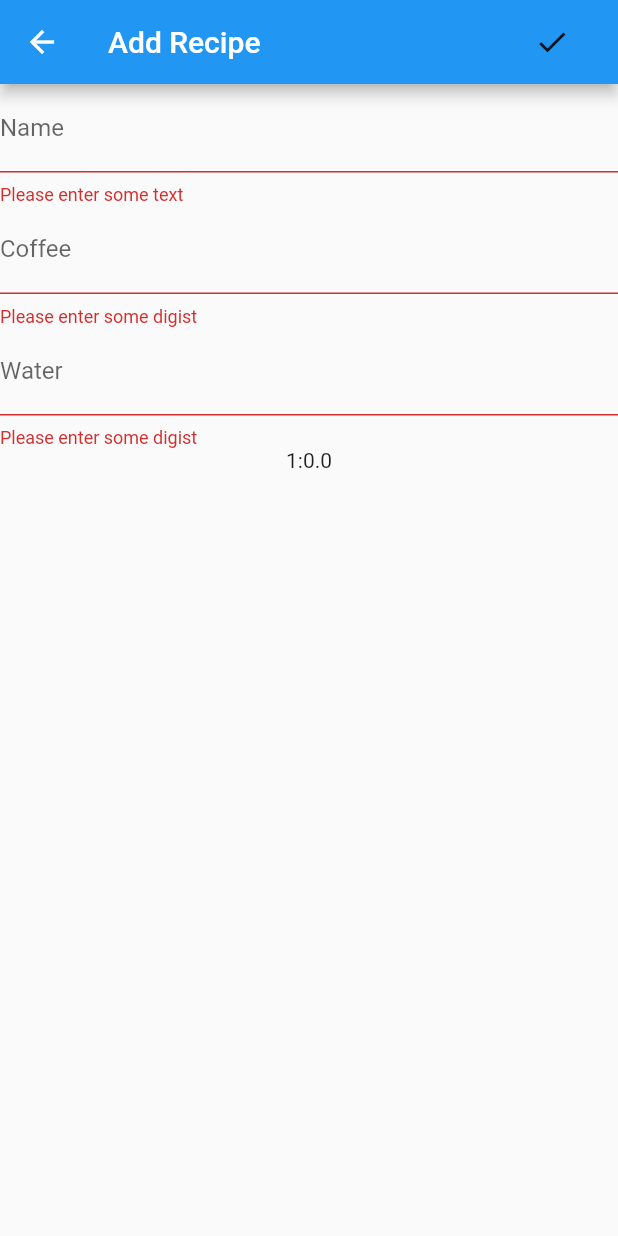
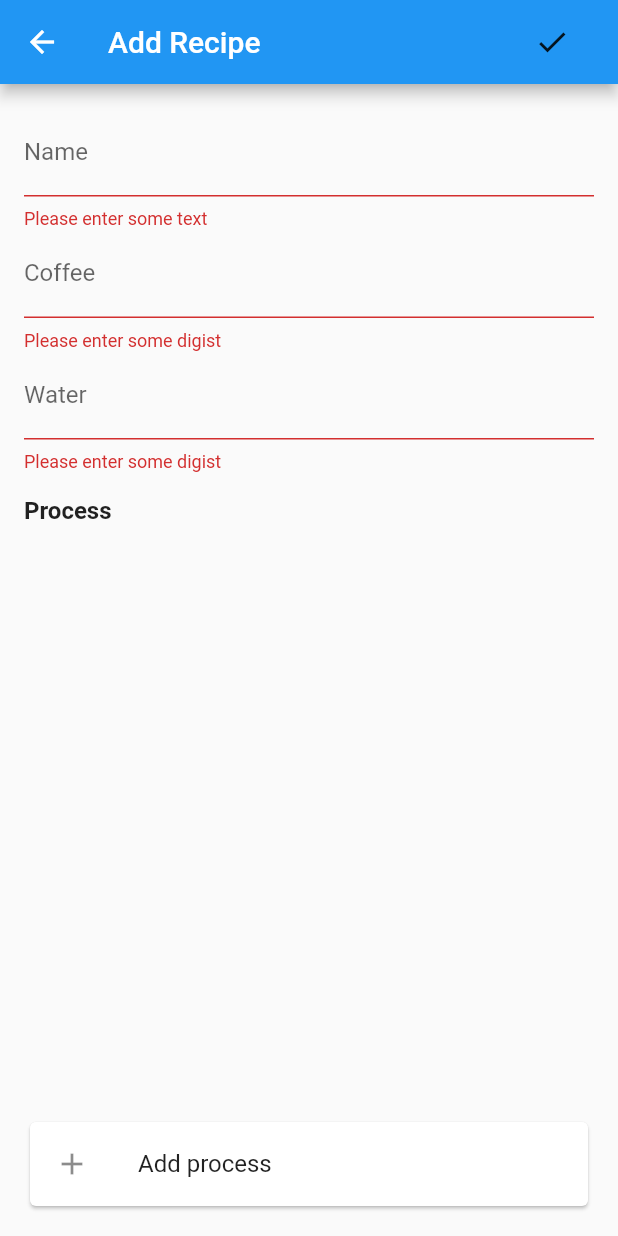
Before and after one commit to akinov/dripper, a Flutter app: the RecipeNew screen opened directly, after a tap on the "check" icon, on a phone screen of 412 x 824 dp. Run offline on Flutter 3.47's test engine with Material 2 defaults, Android fonts, the phone set to English and light mode, and no system bars; our stand-ins replace sqflite; accounts and stored records are empty.

Commit message:
Add ProcessNew

```diff
--- a/lib/pages/recipe/new.dart
+++ b/lib/pages/recipe/new.dart
@@ -1,4 +1,6 @@
+import 'package:dripper/models/process.dart';
 import 'package:dripper/models/recipe.dart';
+import 'package:dripper/pages/process/new.dart';
 import 'package:flutter/material.dart';
 import 'package:flutter/services.dart';
 
@@ -11,7 +13,8 @@ class RecipeNew extends StatefulWidget {
 
 class _RecipeNewState extends State<RecipeNew> {
   final _formKey = GlobalKey<FormState>();
-  Recipe recipe = new Recipe();
+  Recipe _recipe = new Recipe();
+  List<Process> _processes = [];
   double ratio = 0.0;
 
   @override
@@ -27,8 +30,8 @@ class _RecipeNewState extends State<RecipeNew> {
                 if (_formKey.currentState.validate()) {
                   _formKey.currentState.save();
                   RecipeProvider recipeProvider = RecipeProvider();
-                recipeProvider.save(recipe);
-                Navigator.of(context).pop(recipe);
+                  recipeProvider.save(_recipe);
+                  Navigator.of(context).pop(_recipe);
                 } else {
                   // 何かしらのアラート出す？
                 }
@@ -38,9 +41,13 @@ class _RecipeNewState extends State<RecipeNew> {
             ),
           ],
         ),
-      body: Form(
+        body: Container(
+          padding: EdgeInsets.all(16.0),
+          child: Form(
               key: _formKey,
-          child: Column(children: <Widget>[
+              child: Column(
+                  crossAxisAlignment: CrossAxisAlignment.start,
+                  children: <Widget>[
                     TextFormField(
                       decoration: const InputDecoration(
                         labelText: "Name",
@@ -53,12 +60,14 @@ class _RecipeNewState extends State<RecipeNew> {
                         return null;
                       },
                       onSaved: (value) {
-                setState(() => recipe.name = value);
+                        setState(() => _recipe.name = value);
                       },
                     ),
                     TextFormField(
                       keyboardType: TextInputType.number,
-              inputFormatters: [WhitelistingTextInputFormatter.digitsOnly],
+                      inputFormatters: [
+                        WhitelistingTextInputFormatter.digitsOnly
+                      ],
                       decoration: const InputDecoration(
                         labelText: "Coffee",
                       ),
@@ -70,12 +79,14 @@ class _RecipeNewState extends State<RecipeNew> {
                         return null;
                       },
                       onSaved: (value) {
-                setState(() => recipe.coffee = int.parse(value));
+                        setState(() => _recipe.coffee = int.parse(value));
                       },
                     ),
                     TextFormField(
                       keyboardType: TextInputType.number,
-              inputFormatters: [WhitelistingTextInputFormatter.digitsOnly],
+                      inputFormatters: [
+                        WhitelistingTextInputFormatter.digitsOnly
+                      ],
                       decoration: const InputDecoration(
                         labelText: "Water",
                       ),
@@ -87,11 +98,53 @@ class _RecipeNewState extends State<RecipeNew> {
                         return null;
                       },
                       onSaved: (value) {
-                setState(() => recipe.water = int.parse(value));
+                        setState(() => _recipe.water = int.parse(value));
                       },
                     ),
-            Text(recipe.ratio),
+                    Padding(
+                        padding: EdgeInsets.only(top: 16.0, bottom: 8.0),
+                        child: Text(
+                          'Process',
+                          style: TextStyle(
+                            fontSize: 16.0,
+                            fontWeight: FontWeight.bold,
+                          ),
+                        )),
+                    Expanded(
+                        child: ListView.builder(
+                      itemBuilder: (BuildContext context, int index) {
+                        return Card(
+                          child: ListTile(
+                            title: Text(
+                              _processes[index].typeText,
+                            ),
+                            subtitle: Text('hoghoge'),
+                            leading: Text('aa'),
+                            trailing: Text('bb'),
+                          ),
+                        );
+                      },
+                      itemCount: _processes.length,
+                    )),
+                    Card(
+                      child: ListTile(
+                          onTap: () async {
+                            Process process = await Navigator.of(context)
+                                .push(MaterialPageRoute(
+                              builder: (BuildContext context) {
+                                return ProcessNew();
+                              },
+                            ));
+                            if (process != null) {
+                              setState(() => _processes.add(process));
+                            }
+                          },
+                          title: Text(
+                            'Add process',
+                          ),
+                          leading: Icon(Icons.add)),
+                    )
                   ])),
-    );
+        ));
   }
 }
```
Also changed, not shown: lib/pages/process/new.dart (added, +99 -0 lines). Lines whose indentation alone changed are shown as unchanged.
